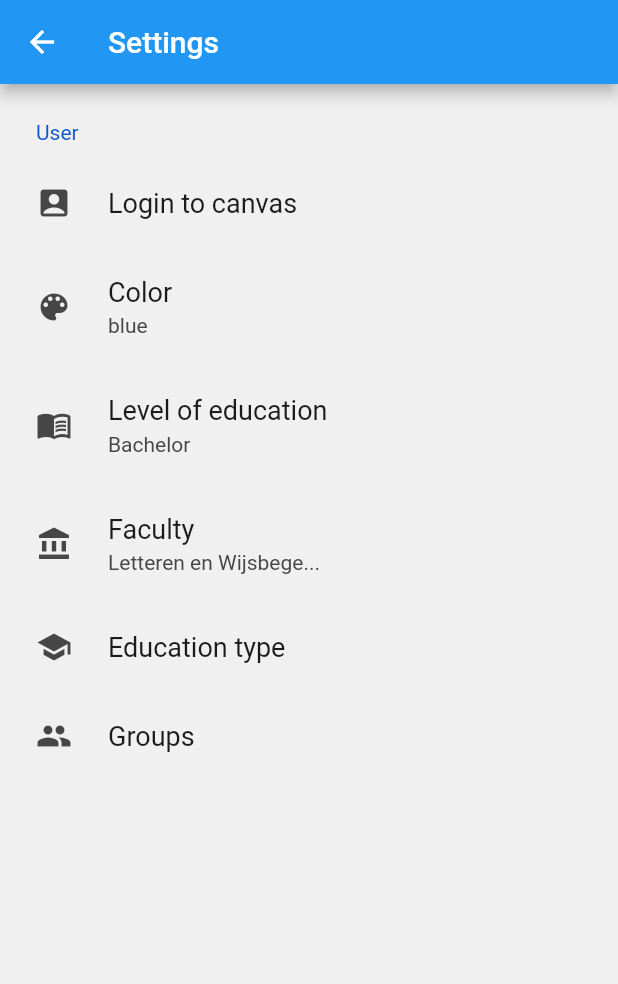
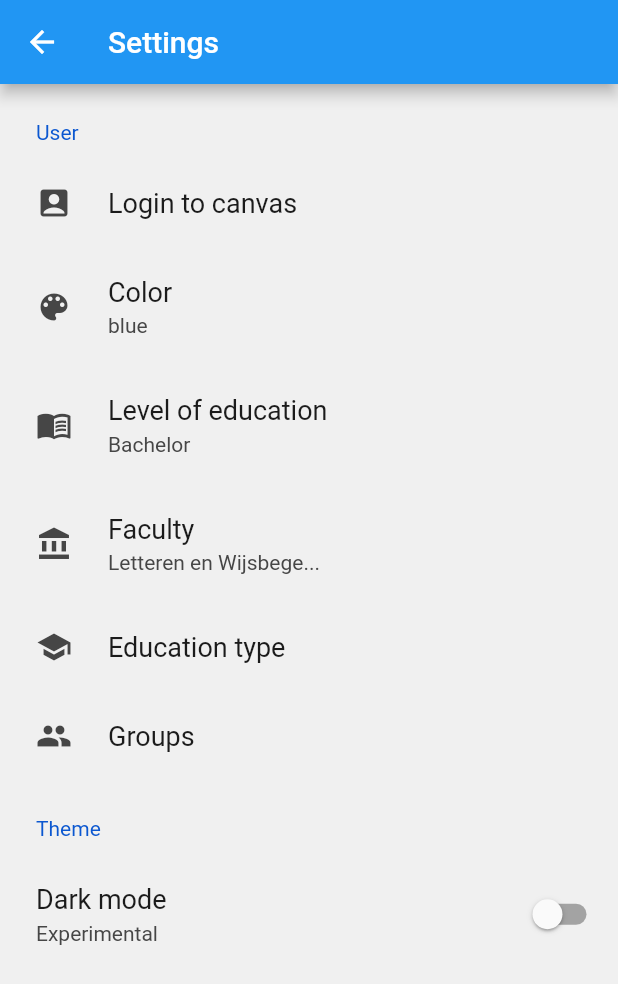
Before and after one commit to RobbeDGreef/vubhub, a Flutter app: the SettingsMenu screen opened directly with empty values, on a phone screen of 412 x 824 dp. Shown: the top 984 px of the screen. Run offline on Flutter 3.47's test engine with Material 2 defaults, Android fonts, the phone set to English and light mode, and no system bars; drawn by our look-alikes of settings_ui; our stand-ins replace firebase_analytics, firebase_messaging, flushbar, flutter_html, open_file, package_info and 2 more; missing offline and left inert: advance_pdf_viewer, f_logs, interval_time_picker; accounts and stored records are empty; network calls fail.

Commit message:
Settings: added dark theme switch

```diff
--- a/lib/settings.dart
+++ b/lib/settings.dart
@@ -11,6 +11,7 @@ import 'package:webview_flutter/webview_flutter.dart';
 import "infohandler.dart";
 import 'const.dart';
 import 'educationdata.dart';
+import 'main.dart';
 
 class SelectMultiMenu extends StatefulWidget {
   String _title;
@@ -319,7 +320,9 @@ class _SettingsMenuState extends State<SettingsMenu> {
   }
 
   Widget _buildSettings() {
-    return SettingsList(sections: [
+    return SettingsList(
+      darkBackgroundColor: Theme.of(context).scaffoldBackgroundColor,
+      sections: [
         SettingsSection(
           title: "User",
           tiles: [
@@ -376,8 +379,24 @@ class _SettingsMenuState extends State<SettingsMenu> {
               });
             }),
           ],
-      )
-    ]);
+        ),
+        SettingsSection(
+          title: "Theme",
+          tiles: [
+            SettingsTile.switchTile(
+                title: 'Dark mode',
+                subtitle: 'Experimental',
+                onToggle: (value) {
+                  setState(() {
+                    this._info.user.theme = !value;
+                    context.findAncestorStateOfType<VubState>().updateTheme(!value);
+                  });
+                },
+                switchValue: !this._info.user.theme)
+          ],
+        ),
+      ],
+    );
   }
 
   @override
```
Lines whose indentation alone changed are shown as unchanged.
